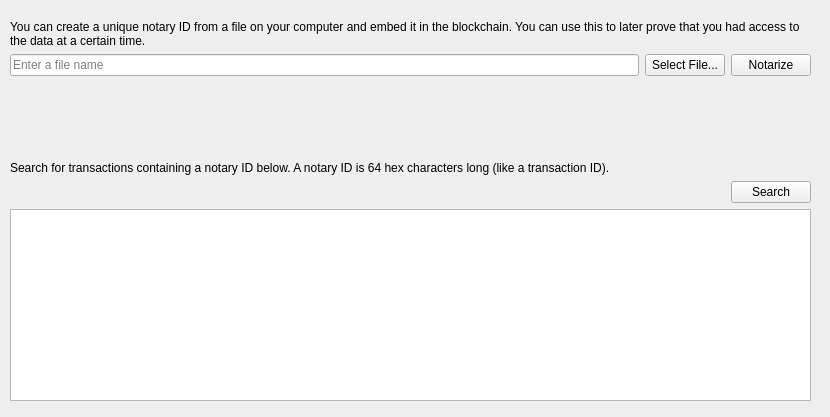
Kefkius/clams, file src/qt/forms/notarypage.ui: the form before one commit.
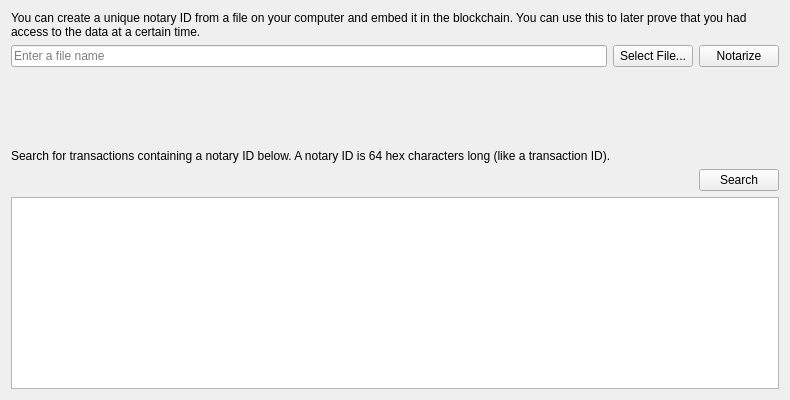
The form after the commit. Custom widgets are drawn as their Qt base class.

```diff
--- a/src/qt/forms/notarypage.ui
+++ b/src/qt/forms/notarypage.ui
@@ -6,22 +6,21 @@
    <rect>
     <x>0</x>
     <y>0</y>
-    <width>830</width>
-    <height>417</height>
+    <width>790</width>
+    <height>400</height>
    </rect>
   </property>
+  <property name="sizePolicy">
+   <sizepolicy hsizetype="Preferred" vsizetype="Preferred">
+    <horstretch>0</horstretch>
+    <verstretch>0</verstretch>
+   </sizepolicy>
+  </property>
   <property name="windowTitle">
    <string>Form</string>
   </property>
-  <widget class="QWidget" name="">
-   <property name="geometry">
-    <rect>
-     <x>10</x>
-     <y>20</y>
-     <width>801</width>
-     <height>381</height>
-    </rect>
-   </property>
+  <layout class="QVBoxLayout" name="verticalLayout">
+   <item>
    <layout class="QVBoxLayout" name="notaryLayout">
     <item>
      <layout class="QVBoxLayout" name="sendSectionLayout">
@@ -127,12 +126,8 @@
      </layout>
     </item>
    </layout>
-  </widget>
-  <zorder>layoutWidget</zorder>
-  <zorder>notaryExplanation</zorder>
-  <zorder>layoutWidget</zorder>
-  <zorder>verticalSpacer</zorder>
-  <zorder>verticalSpacer</zorder>
+   </item>
+  </layout>
  </widget>
  <customwidgets>
   <customwidget>
```
Lines whose indentation alone changed are shown as unchanged.
